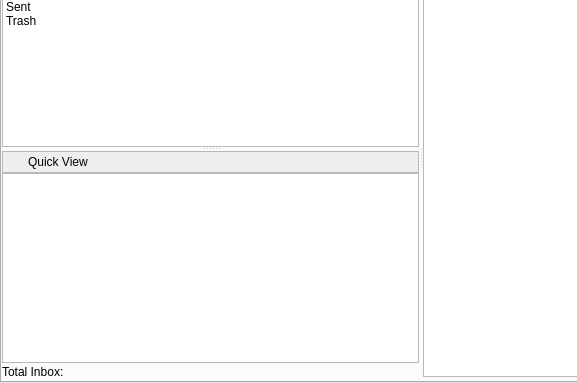
RetroShare/RetroShare, file retroshare-gui/src/gui/msgs/MessagesDialog.ui: the form before one commit; both pictures show x 0 to 577 and y 102 to 485 of the 842 by 485 pixel window.
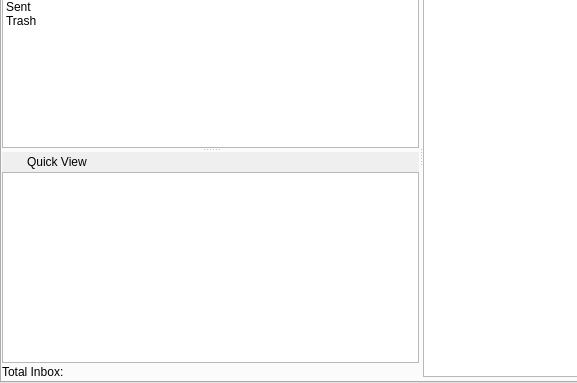
The form after the commit. Icons and pictures are not drawn. Custom widgets are drawn as their Qt base class.

What changed in the file:
```diff
--- a/retroshare-gui/src/gui/msgs/MessagesDialog.ui
+++ b/retroshare-gui/src/gui/msgs/MessagesDialog.ui
@@ -188,8 +188,8 @@
                </property>
               </item>
              </widget>
-             <widget class="QWidget" name="layoutWidget">
-              <layout class="QVBoxLayout" name="verticalLayout_3">
+             <widget class="QWidget" name="quickView_layoutWidget">
+              <layout class="QVBoxLayout" name="quickView_VL">
                <property name="spacing">
                 <number>0</number>
                </property>
@@ -198,13 +198,7 @@
                  <property name="autoFillBackground">
                   <bool>true</bool>
                  </property>
-                 <property name="frameShape">
-                  <enum>QFrame::StyledPanel</enum>
-                 </property>
-                 <property name="frameShadow">
-                  <enum>QFrame::Raised</enum>
-                 </property>
-                 <layout class="QHBoxLayout" name="quickViewFrameHLayout">
+                 <layout class="QHBoxLayout" name="trans_Frame_QuickView_HL">
                   <property name="leftMargin">
                    <number>3</number>
                   </property>
@@ -275,8 +269,8 @@
            </item>
           </layout>
          </widget>
-         <widget class="QWidget" name="layoutWidget">
-          <layout class="QVBoxLayout" name="verticalLayout_2">
+         <widget class="QWidget" name="msgs_layoutWidget">
+          <layout class="QVBoxLayout" name="msgs_VL">
            <property name="spacing">
             <number>0</number>
            </property>
```
Left out of the diff: 16 changed lines with no effect on the pictures.
